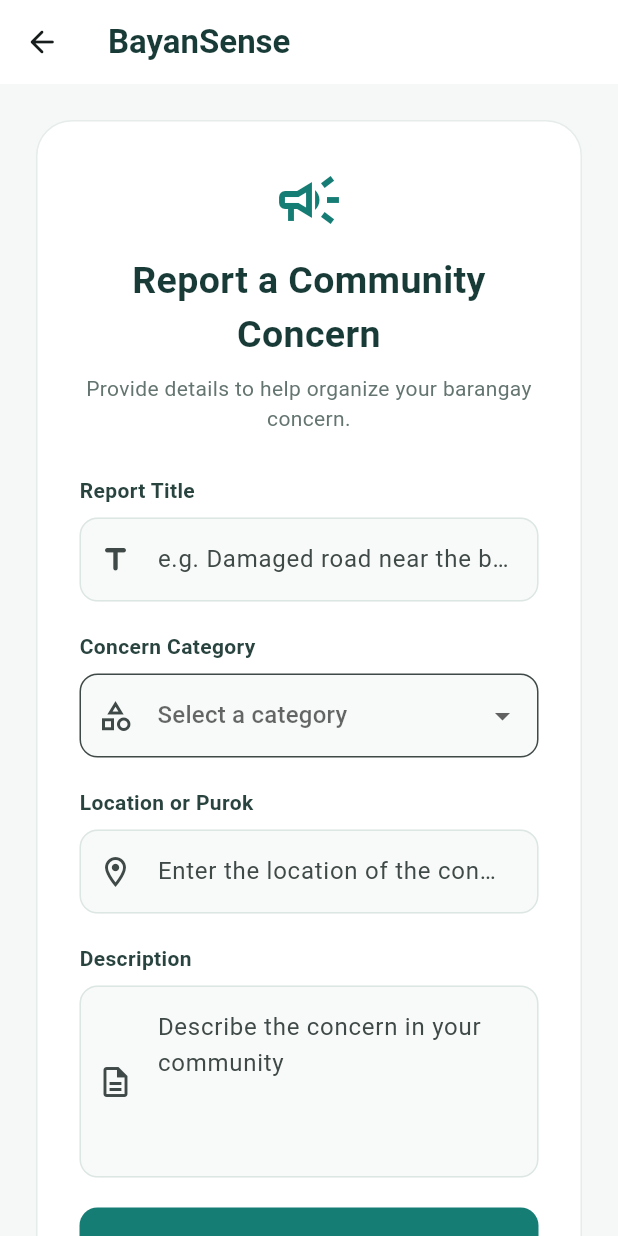
After one commit to RamzK05/fervis_project, a Flutter app: the ReportFormScreen screen opened by its route, on a phone screen of 412 x 824 dp. The commit adds this screen. Run offline on Flutter 3.47's test engine with Material 3 defaults, Android fonts, the phone set to English and light mode, and no system bars.

Commit message:
Add report form and Flutter UI states

```diff
--- a/lib/app.dart
+++ b/lib/app.dart
@@ -2,6 +2,7 @@
 import 'package:flutter/material.dart';
 import 'screens/home_screen.dart';
 import 'screens/login_screen.dart';
+import 'screens/report_form_screen.dart';
 
 class BayanSenseApp extends StatelessWidget {
   const BayanSenseApp({super.key});
@@ -23,6 +24,7 @@ class BayanSenseApp extends StatelessWidget {
       routes: {
         '/': (context) => const HomeScreen(),
         '/login': (context) => const LoginScreen(),
+        '/report': (context) => const ReportFormScreen(),
       },
     );
   }
--- /dev/null
+++ b/lib/screens/report_form_screen.dart
@@ -0,0 +1,491 @@
+
+import 'package:flutter/material.dart';
+import '../widgets/app_button.dart';
+import '../widgets/app_text_field.dart';
+
+enum ReportUiState {
+  idle,
+  loading,
+  success,
+  empty,
+  error,
+}
+
+// Set to true temporarily to test the error state.
+// Set to false for normal simulated submission.
+const bool testErrorState = false;
+
+class ReportFormScreen extends StatefulWidget {
+  const ReportFormScreen({super.key});
+
+  @override
+  State<ReportFormScreen> createState() =>
+      _ReportFormScreenState();
+}
+
+class _ReportFormScreenState extends State<ReportFormScreen> {
+  static const Color primaryColor = Color(0xFF167D75);
+
+  final _formKey = GlobalKey<FormState>();
+  final _titleController = TextEditingController();
+  final _locationController = TextEditingController();
+  final _descriptionController = TextEditingController();
+
+  final List<String> _categories = [
+    'Road or Infrastructure',
+    'Drainage or Flooding',
+    'Waste or Environmental Concern',
+    'Other Community Concern',
+  ];
+
+  String? _selectedCategory;
+  String _submittedTitle = '';
+  ReportUiState _uiState = ReportUiState.idle;
+
+  @override
+  void dispose() {
+    _titleController.dispose();
+    _locationController.dispose();
+    _descriptionController.dispose();
+    super.dispose();
+  }
+
+  Future<void> _submitReport() async {
+    if (_uiState == ReportUiState.loading) return;
+
+    if (!_formKey.currentState!.validate()) return;
+
+    setState(() {
+      _uiState = ReportUiState.loading;
+    });
+
+    try {
+      // Simulates waiting for a future server request.
+      await Future<void>.delayed(
+        const Duration(seconds: 10),
+      );
+
+      if (!mounted) return;
+
+      // Testing only: no real server request is made.
+      if (testErrorState) {
+        throw Exception('Submission failure');
+      }
+
+      setState(() {
+        _submittedTitle = _titleController.text.trim();
+        _uiState = ReportUiState.success;
+      });
+    } catch (_) {
+      if (!mounted) return;
+
+      setState(() {
+        _uiState = ReportUiState.error;
+      });
+    }
+  }
+
+  void _showEmptyState() {
+    setState(() {
+      _uiState = ReportUiState.empty;
+    });
+  }
+
+  void _createAnotherReport() {
+    _formKey.currentState?.reset();
+    _titleController.clear();
+    _locationController.clear();
+    _descriptionController.clear();
+
+    setState(() {
+      _selectedCategory = null;
+      _uiState = ReportUiState.idle;
+    });
+  }
+
+  @override
+  Widget build(BuildContext context) {
+    return Scaffold(
+      appBar: AppBar(
+        backgroundColor: Colors.white,
+        surfaceTintColor: Colors.transparent,
+        title: const Text(
+          'BayanSense',
+          style: TextStyle(
+            fontWeight: FontWeight.bold,
+            color: Color(0xFF183B38),
+          ),
+        ),
+        leading: IconButton(
+          tooltip: 'Back to Home',
+          icon: const Icon(Icons.arrow_back_rounded),
+          onPressed: () => Navigator.pop(context),
+        ),
+      ),
+      body: SafeArea(
+        child: Center(
+          child: SingleChildScrollView(
+            padding: const EdgeInsets.all(24),
+            child: ConstrainedBox(
+              constraints: const BoxConstraints(maxWidth: 650),
+              child: _buildCurrentState(),
+            ),
+          ),
+        ),
+      ),
+    );
+  }
+
+  Widget _buildCurrentState() {
+    switch (_uiState) {
+      case ReportUiState.empty:
+        return _buildEmptyState();
+
+      case ReportUiState.success:
+        return _buildSuccessState();
+
+      case ReportUiState.idle:
+      case ReportUiState.loading:
+      case ReportUiState.error:
+        return _buildForm();
+    }
+  }
+
+  Widget _buildForm() {
+    final isLoading = _uiState == ReportUiState.loading;
+
+    return Container(
+      padding: const EdgeInsets.all(28),
+      decoration: BoxDecoration(
+        color: Colors.white,
+        borderRadius: BorderRadius.circular(24),
+        border: Border.all(
+          color: const Color(0xFFE5ECE9),
+        ),
+      ),
+      child: Form(
+        key: _formKey,
+        child: Column(
+          crossAxisAlignment: CrossAxisAlignment.stretch,
+          children: [
+            const Icon(
+              Icons.campaign_outlined,
+              color: primaryColor,
+              size: 48,
+            ),
+            const SizedBox(height: 12),
+            const Text(
+              'Report a Community Concern',
+              textAlign: TextAlign.center,
+              style: TextStyle(
+                fontSize: 25,
+                fontWeight: FontWeight.bold,
+                color: Color(0xFF183B38),
+              ),
+            ),
+            const SizedBox(height: 8),
+            const Text(
+              'Provide details to help organize your barangay concern.',
+              textAlign: TextAlign.center,
+              style: TextStyle(
+                color: Color(0xFF647571),
+              ),
+            ),
+            const SizedBox(height: 28),
+
+            if (_uiState == ReportUiState.loading)
+              _stateMessage(
+                icon: Icons.hourglass_top_rounded,
+                title: 'Submitting your report...',
+                message:
+                    'Please wait while the request is processing.',
+                color: primaryColor,
+              ),
+
+            if (_uiState == ReportUiState.error)
+              _stateMessage(
+                icon: Icons.error_outline_rounded,
+                title: 'Submission failed',
+                message:
+                    'The request failed. Tap Retry to try again.',
+                color: Colors.red.shade700,
+              ),
+
+            if (_uiState == ReportUiState.error)
+              const SizedBox(height: 20),
+
+            AppTextField(
+              controller: _titleController,
+              label: 'Report Title',
+              hint: 'e.g. Damaged road near the barangay hall',
+              prefixIcon: Icons.title_rounded,
+              validator: (value) {
+                if (value == null || value.trim().isEmpty) {
+                  return 'Please enter a report title.';
+                }
+                if (value.trim().length < 5) {
+                  return 'Title must be at least 5 characters.';
+                }
+                return null;
+              },
+            ),
+            const SizedBox(height: 20),
+
+            const Text(
+              'Concern Category',
+              style: TextStyle(
+                fontSize: 14,
+                fontWeight: FontWeight.w600,
+                color: Color(0xFF29433F),
+              ),
+            ),
+            const SizedBox(height: 8),
+
+            DropdownButtonFormField<String>(
+              value: _selectedCategory,
+              isExpanded: true,
+              decoration: InputDecoration(
+                prefixIcon: const Icon(
+                  Icons.category_outlined,
+                ),
+                filled: true,
+                fillColor: const Color(0xFFF8FAF9),
+                border: OutlineInputBorder(
+                  borderRadius: BorderRadius.circular(12),
+                ),
+              ),
+              hint: const Text('Select a category'),
+              items: _categories.map((category) {
+                return DropdownMenuItem<String>(
+                  value: category,
+                  child: Text(
+                    category,
+                    overflow: TextOverflow.ellipsis,
+                  ),
+                );
+              }).toList(),
+              onChanged: isLoading
+                  ? null
+                  : (value) {
+                      setState(() {
+                        _selectedCategory = value;
+                      });
+                    },
+              validator: (value) {
+                if (value == null || value.isEmpty) {
+                  return 'Please select a concern category.';
+                }
+                return null;
+              },
+            ),
+            const SizedBox(height: 20),
+
+            AppTextField(
+              controller: _locationController,
+              label: 'Location or Purok',
+              hint: 'Enter the location of the concern',
+              prefixIcon: Icons.location_on_outlined,
+              validator: (value) {
+                if (value == null || value.trim().isEmpty) {
+                  return 'Please enter the location.';
+                }
+                return null;
+              },
+            ),
+            const SizedBox(height: 20),
+
+            AppTextField(
+              controller: _descriptionController,
+              label: 'Description',
+              hint: 'Describe the concern in your community',
+              prefixIcon: Icons.description_outlined,
+              keyboardType: TextInputType.multiline,
+              maxLines: 4,
+              validator: (value) {
+                if (value == null || value.trim().isEmpty) {
+                  return 'Please describe the concern.';
+                }
+                if (value.trim().length < 10) {
+                  return 'Description must be at least 10 characters.';
+                }
+                return null;
+              },
+            ),
+            const SizedBox(height: 20),
+
+            if (isLoading)
+              const Padding(
+                padding: EdgeInsets.only(bottom: 16),
+                child: LinearProgressIndicator(
+                  color: primaryColor,
+                ),
+              ),
+
+            AppButton(
+              label: isLoading
+                  ? 'Submitting...'
+                  : _uiState == ReportUiState.error
+                      ? 'Retry Submission'
+                      : 'Submit Report',
+              icon: isLoading
+                  ? Icons.hourglass_empty_rounded
+                  : _uiState == ReportUiState.error
+                      ? Icons.refresh_rounded
+                      : Icons.send_rounded,
+              onPressed: isLoading ? null : _submitReport,
+            ),
+            const SizedBox(height: 12),
+
+            OutlinedButton.icon(
+              onPressed: isLoading ? null : _showEmptyState,
+              icon: const Icon(Icons.inbox_outlined),
+              label: const Text(
+                'View Reports',
+              ),
+            ),
+            const SizedBox(height: 12),
+          ],
+        ),
+      ),
+    );
+  }
+
+  Widget _buildSuccessState() {
+    return _stateCard(
+      icon: Icons.check_circle_outline_rounded,
+      color: Colors.green.shade700,
+      title: 'Report Submitted Successfully!',
+      message:
+          'Your report "$_submittedTitle" passed the '
+          'submission process.',
+      child: Column(
+        crossAxisAlignment: CrossAxisAlignment.stretch,
+        children: [
+          const SizedBox(height: 24),
+          AppButton(
+            label: 'Create Another Report',
+            icon: Icons.add_rounded,
+            onPressed: _createAnotherReport,
+          ),
+          const SizedBox(height: 12),
+          OutlinedButton(
+            onPressed: _showEmptyState,
+            child: const Text('View Reports'),
+          ),
+        ],
+      ),
+    );
+  }
+
+  Widget _buildEmptyState() {
+    return _stateCard(
+      icon: Icons.inbox_outlined,
+      color: primaryColor,
+      title: 'No Reports Available',
+      message:
+          'There are no report records to display.',
+      child: Column(
+        crossAxisAlignment: CrossAxisAlignment.stretch,
+        children: [
+          const SizedBox(height: 24),
+          AppButton(
+            label: 'Create a Report',
+            icon: Icons.add_rounded,
+            onPressed: _createAnotherReport,
+          ),
+        ],
+      ),
+    );
+  }
+
+  Widget _stateCard({
+    required IconData icon,
+    required Color color,
+    required String title,
+    required String message,
+    required Widget child,
+  }) {
+    return Container(
+      padding: const EdgeInsets.all(32),
+      decoration: BoxDecoration(
+        color: Colors.white,
+        borderRadius: BorderRadius.circular(24),
+        border: Border.all(
+          color: const Color(0xFFE5ECE9),
+        ),
+      ),
+      child: Column(
+        crossAxisAlignment: CrossAxisAlignment.stretch,
+        children: [
+          Icon(icon, color: color, size: 64),
+          const SizedBox(height: 20),
+          Text(
+            title,
+            textAlign: TextAlign.center,
+            style: const TextStyle(
+              fontSize: 24,
+              fontWeight: FontWeight.bold,
+              color: Color(0xFF183B38),
+            ),
+          ),
+          const SizedBox(height: 12),
+          Text(
+            message,
+            textAlign: TextAlign.center,
+            style: const TextStyle(
+              height: 1.6,
+              color: Color(0xFF506660),
+            ),
+          ),
+          const SizedBox(height: 28),
+          child,
+        ],
+      ),
+    );
+  }
+
+  Widget _stateMessage({
+    required IconData icon,
+    required String title,
+    required String message,
+    required Color color,
+  }) {
+    return Container(
+      margin: const EdgeInsets.only(bottom: 20),
+      padding: const EdgeInsets.all(16),
+      decoration: BoxDecoration(
+        color: color.withValues(alpha: 0.08),
+        borderRadius: BorderRadius.circular(12),
+        border: Border.all(
+          color: color.withValues(alpha: 0.25),
+        ),
+      ),
+      child: Row(
+        crossAxisAlignment: CrossAxisAlignment.start,
+        children: [
+          Icon(icon, color: color, size: 28),
+          const SizedBox(width: 12),
+          Expanded(
+            child: Column(
+              crossAxisAlignment: CrossAxisAlignment.start,
+              children: [
+                Text(
+                  title,
+                  style: TextStyle(
+                    color: color,
+                    fontWeight: FontWeight.bold,
+                  ),
+                ),
+                const SizedBox(height: 4),
+                Text(
+                  message,
+                  style: const TextStyle(height: 1.5),
+                ),
+              ],
+            ),
+          ),
+        ],
+      ),
+    );
+  }
+}
--- a/lib/widgets/app_text_field.dart
+++ b/lib/widgets/app_text_field.dart
@@ -9,6 +9,8 @@ class AppTextField extends StatelessWidget {
   final Widget? suffixIcon;
   final bool obscureText;
   final TextInputType? keyboardType;
+  final String? Function(String?)? validator;
+  final int maxLines;
 
   const AppTextField({
     super.key,
@@ -19,6 +21,8 @@ class AppTextField extends StatelessWidget {
     this.suffixIcon,
     this.obscureText = false,
     this.keyboardType,
+    this.validator,
+    this.maxLines = 1,
   });
 
   @override
@@ -35,15 +39,16 @@ class AppTextField extends StatelessWidget {
           ),
         ),
         const SizedBox(height: 8),
-        TextField(
+        TextFormField(
           controller: controller,
           obscureText: obscureText,
           keyboardType: keyboardType,
+          validator: validator,
+          maxLines: obscureText ? 1 : maxLines,
           decoration: InputDecoration(
             hintText: hint,
-            prefixIcon: prefixIcon == null
-                ? null
-                : Icon(prefixIcon),
+            prefixIcon:
+                prefixIcon == null ? null : Icon(prefixIcon),
             suffixIcon: suffixIcon,
             filled: true,
             fillColor: const Color(0xFFF8FAF9),
```
Also changed, not shown: lib/screens/home_screen.dart (+45 -9 lines).
